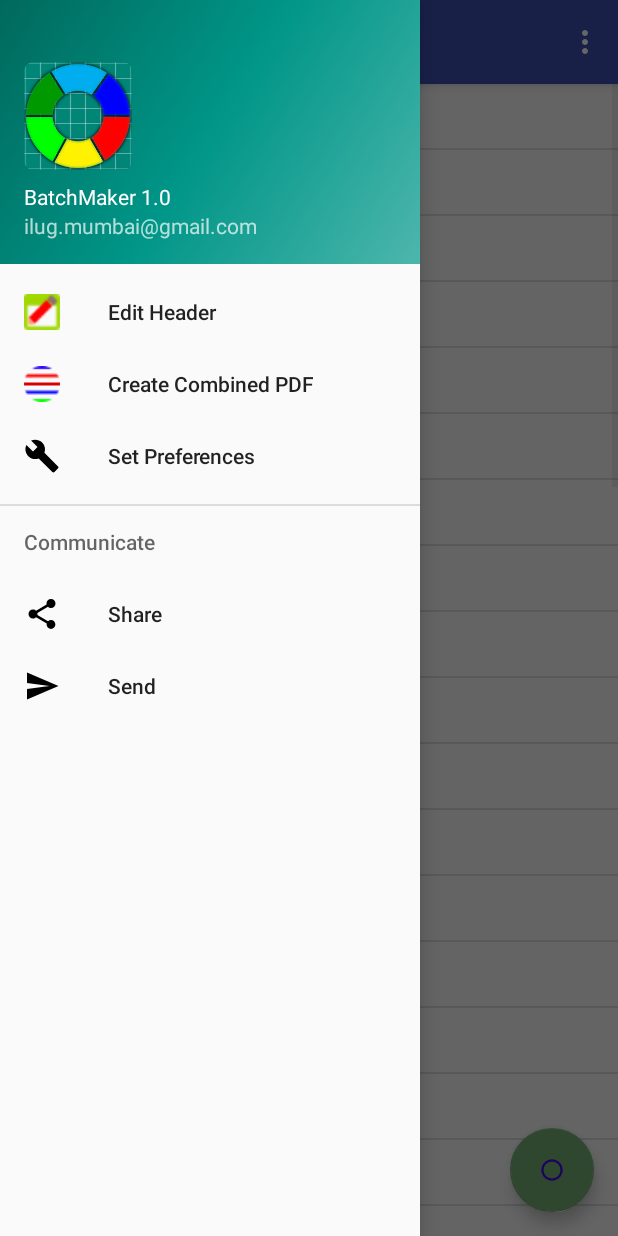
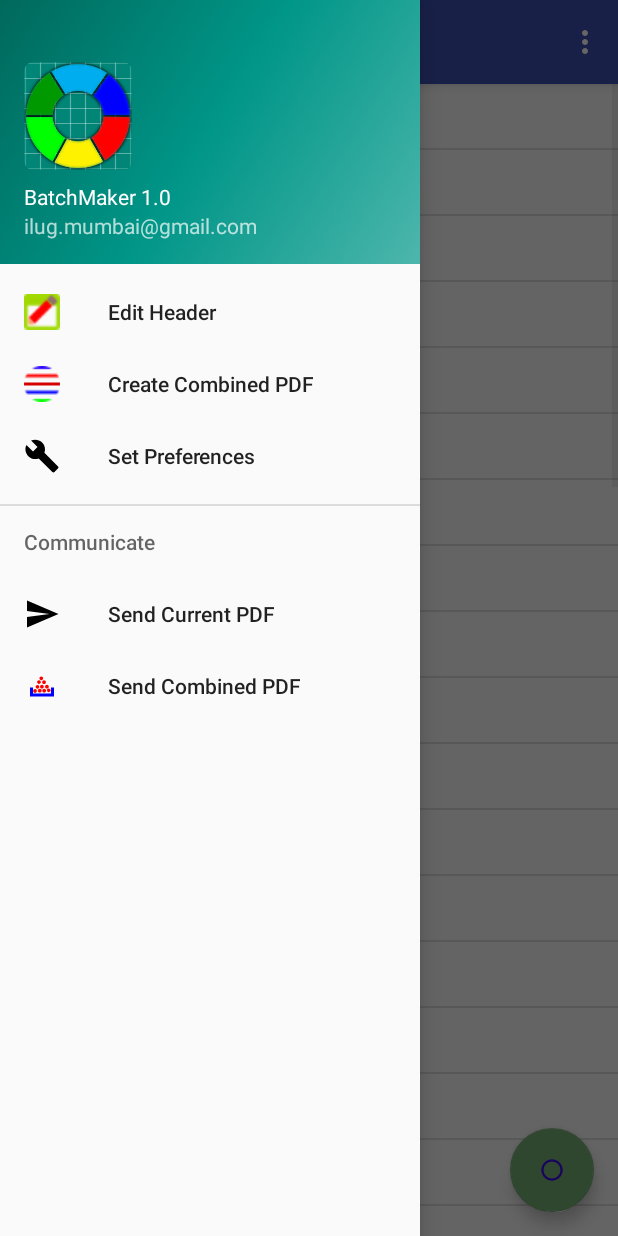
Before and after one commit to milindoka/BatchMaker, an Android app: the screen it shows after launch (MainActivity), with the side drawer open, on a phone screen of 412 x 824 dp. Run offline under Robolectric (Android 15) with nearby library versions, the phone set to English and light mode, and no system bars; libraries missing offline, so code that uses them is left out: com.itextpdf.text.

Commit message:
Added SendCombined List Option, to be tested

```diff
--- a/app/src/main/java/ilugbom/org/in/batchmaker/MainActivity.java
+++ b/app/src/main/java/ilugbom/org/in/batchmaker/MainActivity.java
@@ -250,7 +250,7 @@ public class MainActivity extends AppCompatActivity
         {   case R.id.nav_edit_header : FSL.ShowHeaderDlg(); break;
             case R.id.nav_save_combined_pdf : PGEN.CreateCombined(); break;
             case R.id.nav_set_preferences :  EditSettings();  break;
-            case R.id.nav_share : break;
+            case R.id.nav_send_combined : FSL.SendCombinedList();break;
             case R.id.nav_send : FSL.SendList();break;
 
         }
--- /dev/null
+++ b/app/src/main/res/drawable/ic_sendcombined.xml
@@ -0,0 +1,39 @@
+<vector xmlns:android="http://schemas.android.com/apk/res/android"
+    android:width="24dp"
+    android:height="24dp"
+    android:viewportWidth="24"
+    android:viewportHeight="24">
+  <path
+      android:pathData="m18,13 l0,4 -12,0 0,-4 -2,0 0,6 16,0 0,-6z"
+      android:fillColor="#0000ff"/>
+  <path
+      android:pathData="m11.928,13.6949c0.6875,0 1.25,-0.5625 1.25,-1.25 0,-0.6875 -0.5625,-1.25 -1.25,-1.25 -0.6875,0 -1.25,0.5625 -1.25,1.25 0,0.6875 0.5625,1.25 1.25,1.25z"
+      android:fillColor="#ff0000"/>
+  <path
+      android:pathData="m15.2839,13.6949c0.6875,0 1.25,-0.5625 1.25,-1.25 0,-0.6875 -0.5625,-1.25 -1.25,-1.25 -0.6875,0 -1.25,0.5625 -1.25,1.25 0,0.6875 0.5625,1.25 1.25,1.25z"
+      android:fillColor="#ff0000"/>
+  <path
+      android:pathData="m8.9788,13.7966c0.6875,0 1.25,-0.5625 1.25,-1.25 0,-0.6875 -0.5625,-1.25 -1.25,-1.25 -0.6875,0 -1.25,0.5625 -1.25,1.25 0,0.6875 0.5625,1.25 1.25,1.25z"
+      android:fillColor="#ff0000"/>
+  <path
+      android:pathData="m10.5042,16.339c0.6875,0 1.25,-0.5625 1.25,-1.25 0,-0.6875 -0.5625,-1.25 -1.25,-1.25 -0.6875,0 -1.25,0.5625 -1.25,1.25 0,0.6875 0.5625,1.25 1.25,1.25z"
+      android:fillColor="#ff0000"/>
+  <path
+      android:pathData="m7.3517,16.5424c0.6875,0 1.25,-0.5625 1.25,-1.25 0,-0.6875 -0.5625,-1.25 -1.25,-1.25 -0.6875,0 -1.25,0.5625 -1.25,1.25 0,0.6875 0.5625,1.25 1.25,1.25z"
+      android:fillColor="#ff0000"/>
+  <path
+      android:pathData="m13.4534,16.339c0.6875,0 1.25,-0.5625 1.25,-1.25 0,-0.6875 -0.5625,-1.25 -1.25,-1.25 -0.6875,0 -1.25,0.5625 -1.25,1.25 0,0.6875 0.5625,1.25 1.25,1.25z"
+      android:fillColor="#ff0000"/>
+  <path
+      android:pathData="m16.5042,16.1356c0.6875,0 1.25,-0.5625 1.25,-1.25 0,-0.6875 -0.5625,-1.25 -1.25,-1.25 -0.6875,0 -1.25,0.5625 -1.25,1.25 0,0.6875 0.5625,1.25 1.25,1.25z"
+      android:fillColor="#ff0000"/>
+  <path
+      android:pathData="m11.5212,8.1017c0.6875,0 1.25,-0.5625 1.25,-1.25 0,-0.6875 -0.5625,-1.25 -1.25,-1.25 -0.6875,0 -1.25,0.5625 -1.25,1.25 0,0.6875 0.5625,1.25 1.25,1.25z"
+      android:fillColor="#ff0000"/>
+  <path
+      android:pathData="m13.3517,10.7458c0.6875,0 1.25,-0.5625 1.25,-1.25 0,-0.6875 -0.5625,-1.25 -1.25,-1.25 -0.6875,0 -1.25,0.5625 -1.25,1.25 0,0.6875 0.5625,1.25 1.25,1.25z"
+      android:fillColor="#ff0000"/>
+  <path
+      android:pathData="m9.9958,10.6441c0.6875,0 1.25,-0.5625 1.25,-1.25 0,-0.6875 -0.5625,-1.25 -1.25,-1.25 -0.6875,0 -1.25,0.5625 -1.25,1.25 0,0.6875 0.5625,1.25 1.25,1.25z"
+      android:fillColor="#ff0000"/>
+</vector>
--- a/app/src/main/res/menu/activity_main_drawer.xml
+++ b/app/src/main/res/menu/activity_main_drawer.xml
@@ -21,14 +21,17 @@
 
     <item android:title="Communicate">
         <menu>
-            <item
-                android:id="@+id/nav_share"
-                android:icon="@drawable/ic_menu_share"
-                android:title="Share" />
+
             <item
                 android:id="@+id/nav_send"
                 android:icon="@drawable/ic_menu_send"
-                android:title="Send" />
+                android:title="Send Current PDF" />
+
+            <item
+                android:id="@+id/nav_send_combined"
+                android:icon="@drawable/ic_sendcombined"
+                android:title="Send Combined PDF" />
+
         </menu>
     </item>
 
```
Also changed, not shown: app/src/main/java/ilugbom/org/in/batchmaker/FileSaveLoad.java (+40 -0 lines).
